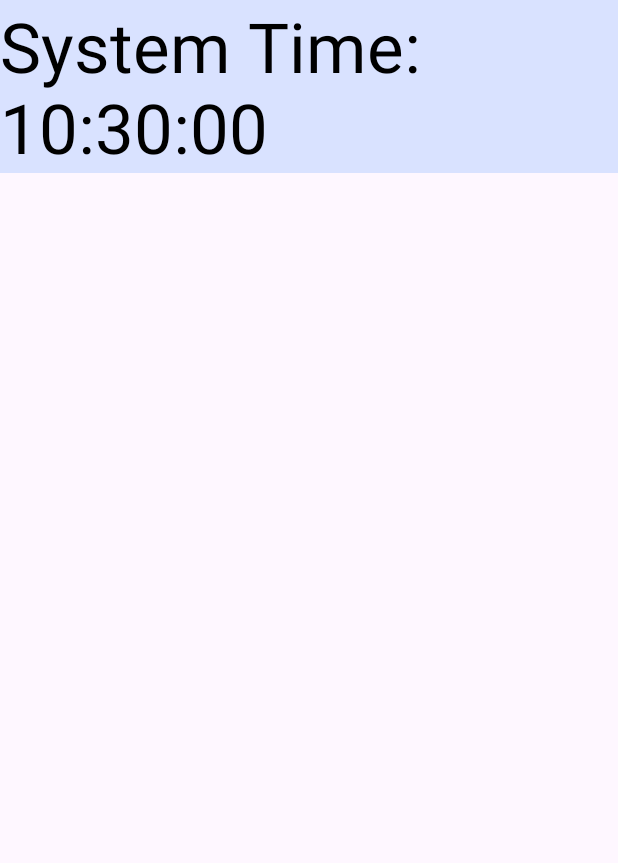
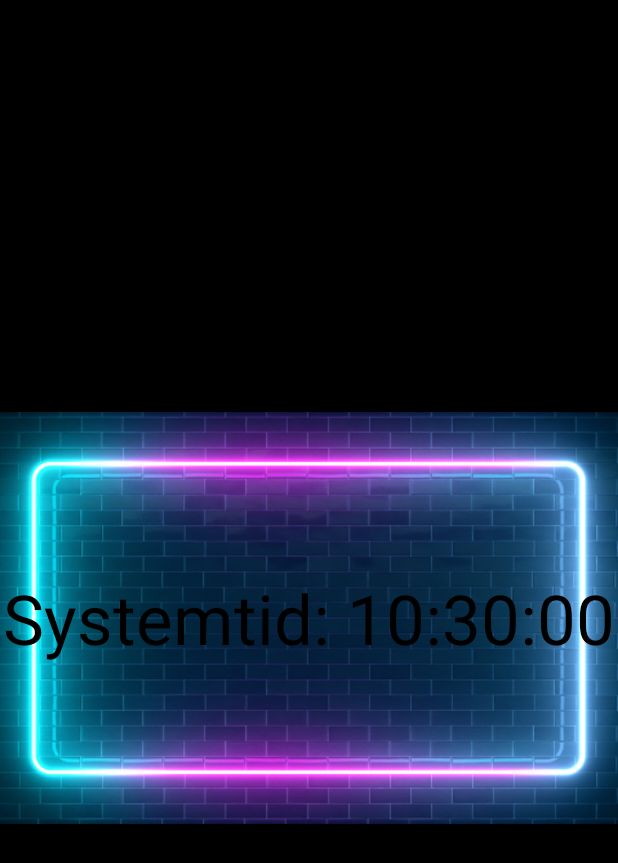
Before and after one commit to jekolsh/NTPTime, an Android app: the screen it shows after launch (MainActivity), on a phone screen of 412 x 824 dp. Shown: the top 863 px of the screen. Run offline under Robolectric (Android 15) with nearby library versions, the phone set to English and light mode, and no system bars; libraries missing offline, so code that uses them is left out: org.apache.commons; 1 statement that could not run was skipped.

Commit message:
adding images and background + centering

```diff
--- a/app/src/main/java/com/example/ntptime/MainActivity.java
+++ b/app/src/main/java/com/example/ntptime/MainActivity.java
@@ -7,6 +7,7 @@ import android.net.ConnectivityManager;
 import android.net.NetworkInfo;
 import android.os.Bundle;
 import android.os.Handler;
+import android.widget.ImageView;
 import android.widget.TextView;
 import org.apache.commons.net.ntp.NTPUDPClient;
 import org.apache.commons.net.ntp.TimeInfo;
@@ -20,53 +21,47 @@ public class MainActivity extends AppCompatActivity {
     private SimpleDateFormat timeFormat;
     private Handler handler;
 
-
     @Override
     protected void onCreate(Bundle savedInstanceState) {
         super.onCreate(savedInstanceState);
         setContentView(R.layout.activity_main);
         timeFormat = new SimpleDateFormat("HH:mm:ss");
+
         timeTextView = findViewById(R.id.timeTextView);
+        ImageView imageView = findViewById(R.id.imageView);
 
-        /* Find the TextView elements in the layout via ID
-        systemTimeTextView = findViewById(R.id.systemTimeTextView);
-        networkTimeTextView = findViewById(R.id.networkTimeTextView);
-         */
+        // Sätt bakgrundsbild
+        //imageView.setBackgroundResource(R.drawable.bild3);
 
         handler = new Handler();
 
-        // Update time when starting
-        //updateNetworkTime();
-
+        // Uppdatera tid vid start
         getSystemTime();
 
-        //Update every sec
+        // Uppdatera varje sekund
         handler.postDelayed(new Runnable() {
             @Override
             public void run() {
-                if(isNetworkAvailable()){
-                    updateNetworkTime();
+                if (isNetworkAvailable()) {
+                    getNetworkTime();
                 } else {
                     getSystemTime();
                 }
-                handler.postDelayed(this, 1000); // Update every sec
+                handler.postDelayed(this, 1000); // Uppdatera varje sekund
             }
         }, 1000);
     }
 
-    // function for pick up system time
-    private String getSystemTime() {
+    // Funktion för att hämta systemtid
+    private void getSystemTime() {
         Date date = new Date(System.currentTimeMillis());
         String time = timeFormat.format(date);
-        timeTextView.setText("System Time: " + time);
+        timeTextView.setText("Systemtid: " + time);
         timeTextView.setTextColor(Color.BLACK);
-        return time;
     }
 
-
-
-    // function for pick up network time
-    private void updateNetworkTime() {
+    // Funktion för att hämta nätverkstid
+    private void getNetworkTime() {
         NTPUDPClient client = new NTPUDPClient();
         Thread networkTimeThread = new Thread(new Runnable() {
             @Override
@@ -92,15 +87,14 @@ public class MainActivity extends AppCompatActivity {
         networkTimeThread.start();
     }
 
-    //function control over network
-    private boolean isNetworkAvailable(){
+    // Funktion för kontroll av nätverkstillgänglighet
+    private boolean isNetworkAvailable() {
         ConnectivityManager connectivityManager = (ConnectivityManager) getSystemService(CONNECTIVITY_SERVICE);
-        if(connectivityManager != null){
+        if (connectivityManager != null) {
             NetworkInfo networkInfo = connectivityManager.getActiveNetworkInfo();
-            return networkInfo != null &&networkInfo.isConnected();
-        } else{
+            return networkInfo != null && networkInfo.isConnected();
+        } else {
             return false;
         }
-
     }
 }
--- a/app/src/main/res/layout/activity_main.xml
+++ b/app/src/main/res/layout/activity_main.xml
@@ -1,4 +1,3 @@
-<?xml version="1.0" encoding="utf-8"?>
 <androidx.constraintlayout.widget.ConstraintLayout xmlns:android="http://schemas.android.com/apk/res/android"
     xmlns:app="http://schemas.android.com/apk/res-auto"
     xmlns:tools="http://schemas.android.com/tools"
@@ -6,22 +5,30 @@
     android:layout_height="match_parent"
     tools:context=".MainActivity">
 
+    <ImageView
+        android:id="@+id/imageView"
+        android:layout_width="match_parent"
+        android:layout_height="match_parent"
+        android:src="@drawable/bild3"
+        android:background="#000000"
+        app:layout_constraintStart_toStartOf="parent"
+        app:layout_constraintEnd_toEndOf="parent"
+        app:layout_constraintTop_toTopOf="parent"
+        app:layout_constraintBottom_toTopOf="@+id/timeTextView" />
+
     <TextView
         android:id="@+id/timeTextView"
         android:layout_width="wrap_content"
         android:layout_height="wrap_content"
-        android:background="@color/material_dynamic_primary90"
         android:text="Systemtid: "
         android:textSize="46sp"
-        app:layout_constraintBottom_toTopOf="@id/timeTextView"
+        app:layout_constraintTop_toTopOf="parent"
+        app:layout_constraintBottom_toBottomOf="parent"
+        app:layout_constraintStart_toStartOf="parent"
         app:layout_constraintEnd_toEndOf="parent"
-        app:layout_constraintStart_toStartOf="parent"
-        app:layout_constraintTop_toTopOf="parent" />
+        android:gravity="center"
+        android:background="#00000000"
 
-
-
-
-
-
+    />
 
 </androidx.constraintlayout.widget.ConstraintLayout>
```
Also changed, not shown: app/src/main/res/drawable/bild3.png (added).
